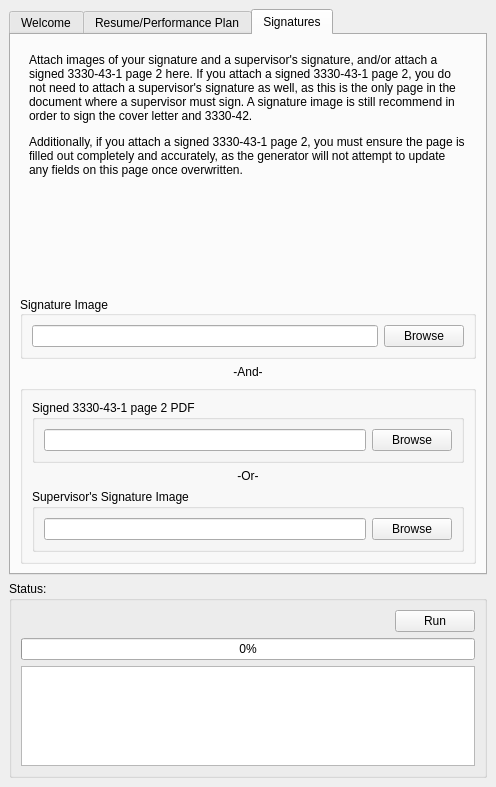
First picture: the form in gui/MainWindow.ui, repository southwest416/ERR-Generator, before the edit.
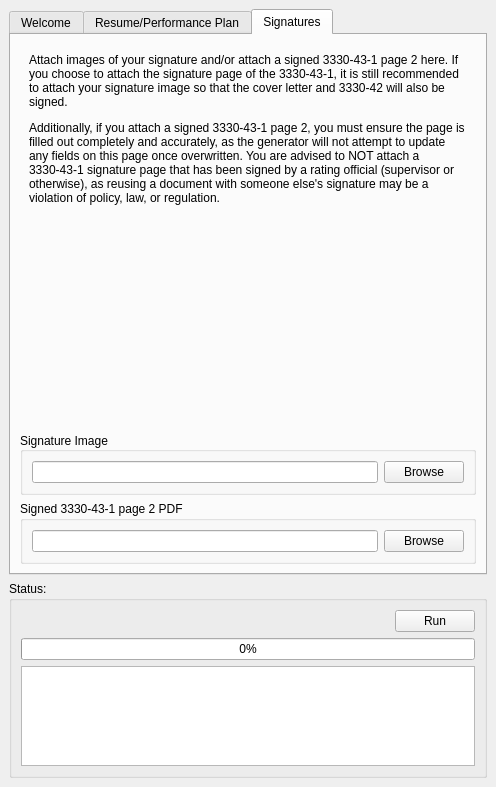
Second picture: the form after the edit. The open tabs and pages were chosen to show the change.

Commit message: Continued adding support for ERRs to and from MSS-1/TMC positions. Adding support for USAJOBS announcements. Removed option to attach a supervisor's signature. Updated disclaimer & instructions in the gui.

The edit to the form file:
```diff
--- a/gui/MainWindow.ui
+++ b/gui/MainWindow.ui
@@ -295,7 +295,7 @@
               </sizepolicy>
              </property>
              <property name="text">
-              <string>&lt;html&gt;&lt;head/&gt;&lt;body&gt;&lt;p&gt;Attach images of your signature and a supervisor's signature, and/or attach a signed 3330-43-1 page 2 here. If you attach a signed 3330-43-1 page 2, you do not need to attach a supervisor's signature as well, as this is the only page in the document where a supervisor must sign. A signature image is still recommend in order to sign the cover letter and 3330-42.&lt;/p&gt;&lt;p&gt;Additionally, if you attach a signed 3330-43-1 page 2, you must ensure the page is filled out completely and accurately, as the generator will not attempt to update any fields on this page once overwritten.&lt;/p&gt;&lt;/body&gt;&lt;/html&gt;</string>
+              <string>&lt;html&gt;&lt;head/&gt;&lt;body&gt;&lt;p&gt;Attach images of your signature and/or attach a signed 3330-43-1 page 2 here. If you choose to attach the signature page of the 3330-43-1, it is still recommended to attach your signature image so that the cover letter and 3330-42 will also be signed.&lt;/p&gt;&lt;p&gt;Additionally, if you attach a signed 3330-43-1 page 2, you must ensure the page is filled out completely and accurately, as the generator will not attempt to update any fields on this page once overwritten. You are advised to NOT attach a 3330-43-1 signature page that has been signed by a rating official (supervisor or otherwise), as reusing a document with someone else's signature may be a violation of policy, law, or regulation.&lt;/p&gt;&lt;/body&gt;&lt;/html&gt;</string>
              </property>
              <property name="wordWrap">
               <bool>true</bool>
@@ -347,25 +347,6 @@
          </widget>
         </item>
         <item>
-         <widget class="QLabel" name="label_6">
-          <property name="text">
-           <string>-And-</string>
-          </property>
-          <property name="alignment">
-           <set>Qt::AlignCenter</set>
-          </property>
-         </widget>
-        </item>
-        <item>
-         <widget class="QGroupBox" name="groupBox_9">
-          <property name="title">
-           <string/>
-          </property>
-          <property name="alignment">
-           <set>Qt::AlignCenter</set>
-          </property>
-          <layout class="QVBoxLayout" name="verticalLayout_7">
-           <item>
             <widget class="QGroupBox" name="groupBox_8">
              <property name="sizePolicy">
               <sizepolicy hsizetype="Preferred" vsizetype="Maximum">
@@ -394,44 +375,6 @@
              </layout>
             </widget>
            </item>
-           <item>
-            <widget class="QLabel" name="label_5">
-             <property name="text">
-              <string>-Or-</string>
-             </property>
-             <property name="alignment">
-              <set>Qt::AlignCenter</set>
-             </property>
-            </widget>
-           </item>
-           <item>
-            <widget class="QGroupBox" name="groupBox_6">
-             <property name="sizePolicy">
-              <sizepolicy hsizetype="Preferred" vsizetype="Maximum">
-               <horstretch>0</horstretch>
-               <verstretch>0</verstretch>
-              </sizepolicy>
-             </property>
-             <property name="title">
-              <string>Supervisor's Signature Image</string>
-             </property>
-             <layout class="QHBoxLayout" name="horizontalLayout_3">
-              <item>
-               <widget class="QLineEdit" name="sup_signature_line_edit"/>
-              </item>
-              <item>
-               <widget class="QPushButton" name="sup_signature_browse">
-                <property name="text">
-                 <string>Browse</string>
-                </property>
-               </widget>
-              </item>
-             </layout>
-            </widget>
-           </item>
-          </layout>
-         </widget>
-        </item>
        </layout>
       </widget>
      </widget>
```
Left out of the diff: 4 changed lines with no effect on the pictures. Lines whose indentation alone changed are shown as unchanged. The commit also changes 5 other files.
